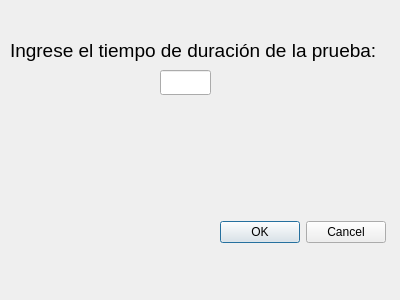
Old version of the form PA/tiempod.ui in the repository keisy43/Proecto_final_alse.
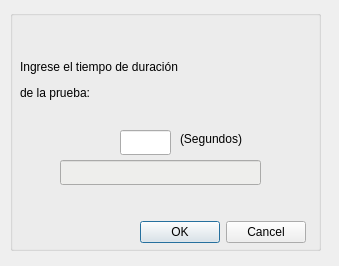
New version of the form.

The edit to the form file:
```diff
--- a/PA/tiempod.ui
+++ b/PA/tiempod.ui
@@ -6,61 +6,92 @@
    <rect>
     <x>0</x>
     <y>0</y>
-    <width>400</width>
-    <height>300</height>
+    <width>339</width>
+    <height>266</height>
    </rect>
   </property>
   <property name="windowTitle">
    <string>Dialog</string>
   </property>
-  <widget class="QDialogButtonBox" name="buttonBox">
-   <property name="geometry">
-    <rect>
-     <x>220</x>
-     <y>220</y>
-     <width>166</width>
-     <height>25</height>
-    </rect>
-   </property>
-   <property name="standardButtons">
-    <set>QDialogButtonBox::Cancel|QDialogButtonBox::Ok</set>
-   </property>
-  </widget>
-  <widget class="QLabel" name="label">
+  <widget class="QGroupBox" name="groupBox">
    <property name="geometry">
     <rect>
      <x>10</x>
      <y>10</y>
-     <width>371</width>
+     <width>311</width>
+     <height>241</height>
+    </rect>
+   </property>
+   <property name="title">
+    <string/>
+   </property>
+   <widget class="QLabel" name="label">
+    <property name="geometry">
+     <rect>
+      <x>10</x>
+      <y>30</y>
+      <width>281</width>
      <height>81</height>
     </rect>
    </property>
+    <property name="styleSheet">
+     <string notr="true">font: 75 italic 14pt &quot;URW Bookman L&quot;;</string>
+    </property>
    <property name="text">
-    <string>&lt;html&gt;&lt;head/&gt;&lt;body&gt;&lt;p&gt;&lt;span style=&quot; font-size:14pt;&quot;&gt;Ingrese el tiempo de duración de la prueba:&lt;/span&gt;&lt;/p&gt;&lt;/body&gt;&lt;/html&gt;</string>
+     <string>&lt;html&gt;&lt;head/&gt;&lt;body&gt;&lt;p&gt;Ingrese el tiempo de duración&lt;/p&gt;&lt;p&gt;de la prueba:&lt;/p&gt;&lt;/body&gt;&lt;/html&gt;</string>
    </property>
   </widget>
   <widget class="QLineEdit" name="tiempop">
    <property name="geometry">
     <rect>
-     <x>160</x>
-     <y>70</y>
+      <x>110</x>
+      <y>120</y>
      <width>51</width>
      <height>25</height>
     </rect>
    </property>
   </widget>
-  <widget class="QLabel" name="adver">
+   <widget class="QLabel" name="label_2">
    <property name="geometry">
     <rect>
-     <x>120</x>
-     <y>110</y>
-     <width>131</width>
-     <height>41</height>
+      <x>170</x>
+      <y>120</y>
+      <width>81</width>
+      <height>17</height>
     </rect>
    </property>
    <property name="text">
-    <string/>
-   </property>
+     <string>(Segundos)</string>
+    </property>
+   </widget>
+   <widget class="QLineEdit" name="adver">
+    <property name="geometry">
+     <rect>
+      <x>50</x>
+      <y>150</y>
+      <width>201</width>
+      <height>25</height>
+     </rect>
+    </property>
+    <property name="styleSheet">
+     <string notr="true">color: rgb(204, 0, 0);
+border-color: rgb(238, 238, 236);
+background-color: rgb(238, 238, 236);</string>
+    </property>
+   </widget>
+   <widget class="QDialogButtonBox" name="buttonBox">
+    <property name="geometry">
+     <rect>
+      <x>130</x>
+      <y>210</y>
+      <width>166</width>
+      <height>25</height>
+     </rect>
+    </property>
+    <property name="standardButtons">
+     <set>QDialogButtonBox::Cancel|QDialogButtonBox::Ok</set>
+    </property>
+   </widget>
   </widget>
  </widget>
  <resources/>
```
Lines whose indentation alone changed are shown as unchanged.
